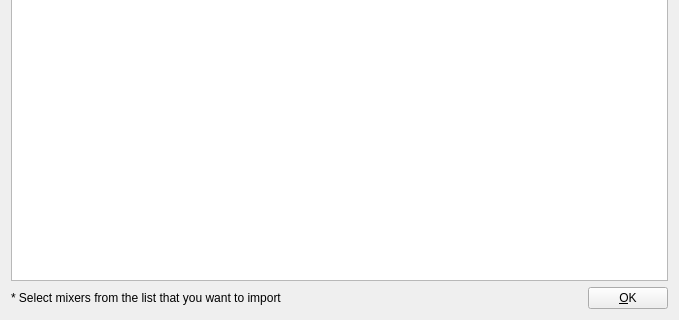
Before: the Qt Designer form src/Widgets/ImportTriCasterDeviceDialog.ui in CasparCG/client, drawn with Qt 5; both pictures show x 0 to 679 and y 201 to 521 of the 679 by 521 pixel window.
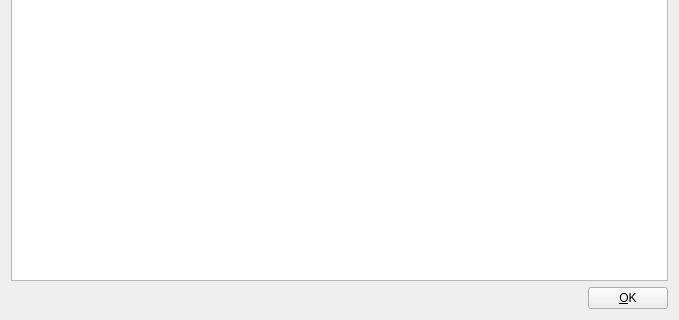
After: the same form once the commit is applied.

The edit to the form file:
```diff
--- a/src/Widgets/ImportTriCasterDeviceDialog.ui
+++ b/src/Widgets/ImportTriCasterDeviceDialog.ui
@@ -14,19 +14,6 @@
    <string>Import TriCaster Mixers</string>
   </property>
   <layout class="QGridLayout" name="gridLayout">
-   <item row="1" column="0">
-    <widget class="QLabel" name="labelImportInformation">
-     <property name="sizePolicy">
-      <sizepolicy hsizetype="Expanding" vsizetype="Preferred">
-       <horstretch>0</horstretch>
-       <verstretch>0</verstretch>
-      </sizepolicy>
-     </property>
-     <property name="text">
-      <string>* Select mixers from the list that you want to import</string>
-     </property>
-    </widget>
-   </item>
    <item row="1" column="1">
     <widget class="QPushButton" name="pushButtonOk">
      <property name="focusPolicy">
@@ -77,6 +64,19 @@
      </column>
     </widget>
    </item>
+   <item row="1" column="0">
+    <spacer name="horizontalSpacer">
+     <property name="orientation">
+      <enum>Qt::Horizontal</enum>
+     </property>
+     <property name="sizeHint" stdset="0">
+      <size>
+       <width>40</width>
+       <height>20</height>
+      </size>
+     </property>
+    </spacer>
+   </item>
   </layout>
  </widget>
  <resources/>
```
